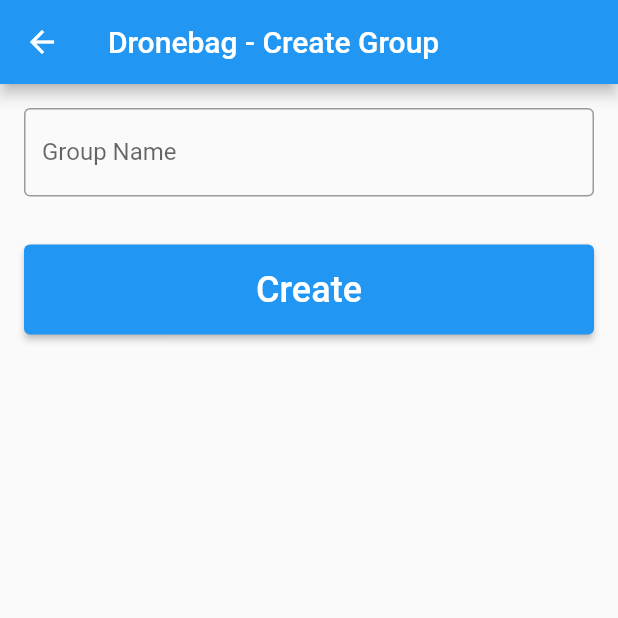
After one commit to GemperC/Dronebag, a Flutter app: the screen it shows once a user with an empty profile is signed in, after a tap on "Create Group", on a phone screen of 412 x 824 dp, the top half of it. The commit adds this screen. Run offline on Flutter 3.47's test engine with Material 2 defaults, Android fonts, the phone set to English and light mode, and no system bars; our stand-ins replace cloud_firestore, email_validator, firebase_auth, firebase_core, font_awesome_flutter; accounts and stored records are empty.

Commit message:
add group page, add create group and insert to cloud firebase

```diff
--- /dev/null
+++ b/lib/screens/create_group.dart
@@ -0,0 +1,74 @@
+import 'package:cloud_firestore/cloud_firestore.dart';
+import 'package:flutter/src/foundation/key.dart';
+import 'package:flutter/src/widgets/framework.dart';
+import 'package:flutter/material.dart';
+
+class CreateGroupPage extends StatefulWidget {
+  const CreateGroupPage({Key? key}) : super(key: key);
+
+  @override
+  State<CreateGroupPage> createState() => _CreateGroupPageState();
+}
+
+class _CreateGroupPageState extends State<CreateGroupPage> {
+  final groupNameController = TextEditingController();
+
+  @override
+  Widget build(BuildContext context) => Scaffold(
+        appBar: AppBar(
+          title: Text('Dronebag - Create Group'),
+        ),
+        body: ListView(
+          padding: EdgeInsets.all(16),
+          children: <Widget>[
+            TextField(
+              controller: groupNameController,
+              decoration: decoration('Group Name'),
+            ),
+            SizedBox(height: 32),
+            ElevatedButton(
+                style:
+                    ElevatedButton.styleFrom(minimumSize: Size.fromHeight(60)),
+                onPressed: () {
+                  final group = Group(
+                    groupName: groupNameController.text,
+                  );
+                  createGroup(group);
+                  Navigator.pop(context);
+                },
+                child: Text(
+                  'Create',
+                  style: TextStyle(fontSize: 24),
+                ))
+          ],
+        ),
+      );
+
+  InputDecoration decoration(String label) => InputDecoration(
+        labelText: label,
+        border: OutlineInputBorder(),
+      );
+
+  Future createGroup(Group group) async {
+    final docGroup = FirebaseFirestore.instance.collection('groups').doc();
+    group.id = docGroup.id;
+
+    final json = group.toJson();
+    await docGroup.set(json);
+  }
+}
+
+class Group {
+  String id;
+  final String groupName;
+
+  Group({
+    this.id = '',
+    required this.groupName,
+  });
+
+  Map<String, dynamic> toJson() => {
+        'id': id,
+        'Group Name': groupName,
+      };
+}
--- a/lib/screens/home_screen.dart
+++ b/lib/screens/home_screen.dart
@@ -1,6 +1,10 @@
+import 'package:dronebag/screens/create_group.dart';
+import 'package:dronebag/screens/group_home_page.dart';
+import 'package:dronebag/screens/join_group.dart';
 import 'package:firebase_auth/firebase_auth.dart';
 import 'package:flutter/material.dart';
 import 'package:firebase_auth/firebase_auth.dart';
+import 'package:font_awesome_flutter/font_awesome_flutter.dart';
 
 class HomePage extends StatelessWidget {
   const HomePage({Key? key}) : super(key: key);
@@ -16,7 +20,7 @@
       body: Padding(
         padding: EdgeInsets.all(32),
         child: Column(
-          mainAxisAlignment: MainAxisAlignment.center,
+          mainAxisAlignment: MainAxisAlignment.start,
           children: [
             Text('Sign In as', style: TextStyle(fontSize: 16)),
             SizedBox(height: 8),
@@ -24,10 +28,47 @@
                 style: TextStyle(fontSize: 20, fontWeight: FontWeight.bold)),
             SizedBox(height: 40),
             ElevatedButton.icon(
-                style: ElevatedButton.styleFrom(minimumSize: Size.fromHeight(50)),
+                style:
+                    ElevatedButton.styleFrom(minimumSize: Size.fromHeight(50)),
                 onPressed: () => FirebaseAuth.instance.signOut(),
                 icon: Icon(Icons.arrow_back, size: 32),
-                label: Text('Sign Out', style: TextStyle(fontSize: 24)))
+                label: Text('Sign Out', style: TextStyle(fontSize: 24))),
+            SizedBox(height: 100),
+            ElevatedButton.icon(
+                style:
+                    ElevatedButton.styleFrom(minimumSize: Size.fromHeight(60)),
+                onPressed: () {
+                  Navigator.push(
+                    context,
+                    MaterialPageRoute(builder: (context) => GroupHomePage()),
+                  );
+                },
+                icon: FaIcon(FontAwesomeIcons.peopleGroup, size: 32),
+                label: Text('My Groups', style: TextStyle(fontSize: 24))),
+            SizedBox(height: 20),
+            ElevatedButton.icon(
+                style:
+                    ElevatedButton.styleFrom(minimumSize: Size.fromHeight(60)),
+                onPressed: () {
+                  Navigator.push(
+                    context,
+                    MaterialPageRoute(builder: (context) => CreateGroupPage()),
+                  );
+                },
+                icon: FaIcon(FontAwesomeIcons.userGroup, size: 32),
+                label: Text('Create Group', style: TextStyle(fontSize: 24))),
+            SizedBox(height: 20),
+            ElevatedButton.icon(
+                style:
+                    ElevatedButton.styleFrom(minimumSize: Size.fromHeight(60)),
+                onPressed: () {
+                  Navigator.push(
+                    context,
+                    MaterialPageRoute(builder: (context) => JoinGroupPage()),
+                  );
+                },
+                icon: FaIcon(FontAwesomeIcons.handshake, size: 32),
+                label: Text('Join Group', style: TextStyle(fontSize: 24)))
           ],
         ),
       ),
--- a/pubspec.yaml
+++ b/pubspec.yaml
@@ -19,11 +19,13 @@
   cloud_firestore: ^3.4.6
   firebase_auth: ^3.7.0
   email_validator: ^2.1.17
+  font_awesome_flutter: ^10.1.0
 
 dev_dependencies:
   flutter_test:
     sdk: flutter
   flutter_lints: ^2.0.0
+
 
 
 
```
Also changed, not shown: lib/screens/group_home_page.dart (added, +30 -0 lines), lib/screens/join_group.dart (added, +30 -0 lines), pubspec.lock.
